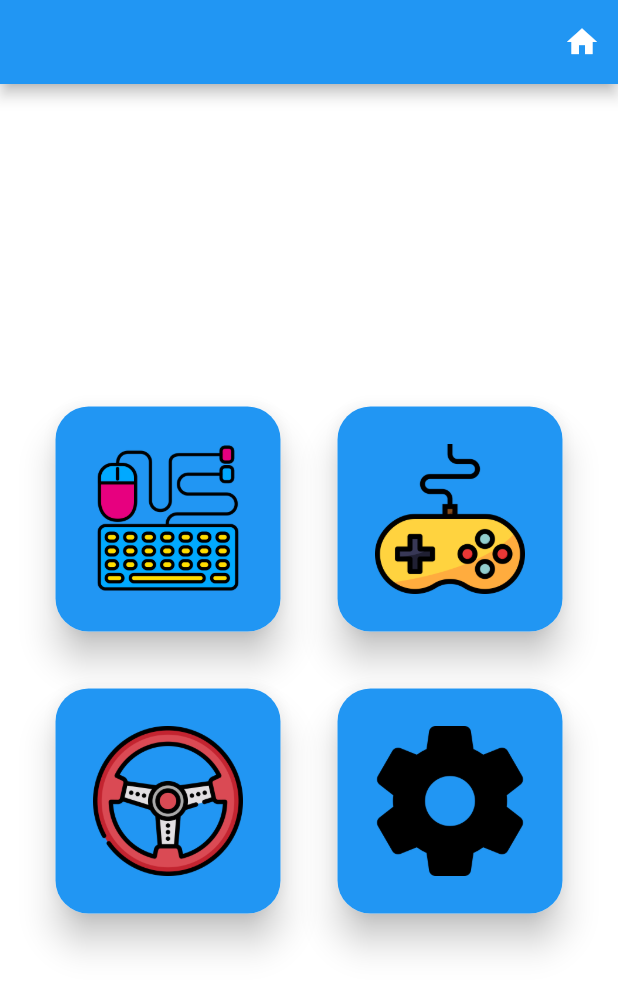
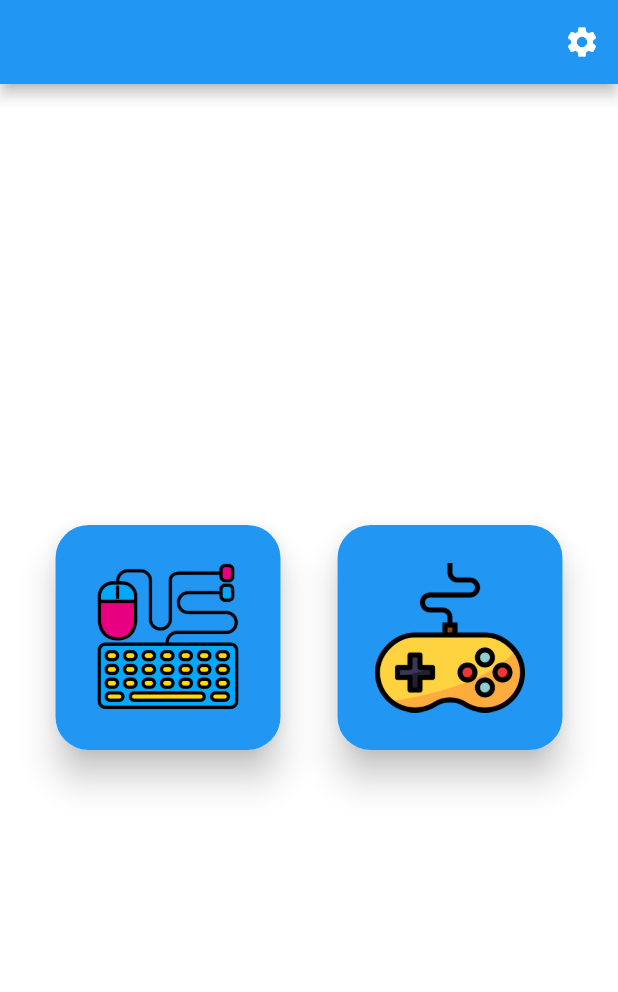
Before and after one commit to JoaoPauloPrata/controleremoto, a Flutter app: the screen it shows after launch, on a phone screen of 412 x 824 dp. Shown: the top 992 px of the screen. Run offline on Flutter 3.47's test engine with Material 2 defaults, Android fonts, the phone set to English and light mode, and no system bars; our stand-ins replace sensors_plus, sqflite; accounts and stored records are empty.

Commit message:
Deixando visiveis apenas funcionalidade prontas- primeira versão app para playstore

```diff
--- a/controle/lib/infra/control_requests.dart
+++ b/controle/lib/infra/control_requests.dart
@@ -5,12 +5,12 @@ import 'package:http/http.dart' as http;
 class ControlRequests {
   ControlRequests();
 
-  void sendComand(String route, Map? body) {
+  Future sendComand(String route, Map? body) {
     String baseUrl = "http://192.168.5.192:8000";
     if (body == null) {
-      http.post(Uri.parse('${baseUrl}/${route}'));
+      return http.post(Uri.parse('${baseUrl}/${route}'));
     } else {
-      http.post(Uri.parse('${baseUrl}/${route}'),
+      return http.post(Uri.parse('${baseUrl}/${route}'),
           headers: <String, String>{
             'Content-Type': 'application/json; charset=UTF-8',
           },
--- a/controle/lib/ui/pages/init/init_page.dart
+++ b/controle/lib/ui/pages/init/init_page.dart
@@ -1,5 +1,6 @@
 import 'package:controle/helpers/database_helper.dart';
 import 'package:controle/ui/pages/pages.dart';
+import 'package:controle/ui/pages/steering/steering.dart';
 import 'package:flutter/material.dart';
 import 'package:sqflite/sqflite.dart';
 
@@ -34,10 +35,8 @@ class _InitPageState extends State<InitPage> {
       print(_itens.length);
     }
 
-    loadData();
-    print(_itens.length);
     String joystick = 'assets/images/joystick.png';
-    String volant = 'assets/images/volant.png';
+    String steering = 'assets/images/steering.png';
     String settings = 'assets/images/settings.png';
     String mouseAndKeyboard = 'assets/images/keyboard-and-mouse.png';
     return Scaffold(
@@ -45,7 +44,7 @@ class _InitPageState extends State<InitPage> {
         actions: [
           IconButton(
             onPressed: () {},
-            icon: Icon(Icons.home),
+            icon: Icon(Icons.settings),
           ),
         ],
       ),
@@ -65,16 +64,16 @@ class _InitPageState extends State<InitPage> {
               ],
             ),
             const SizedBox(height: 30),
-            Row(
-              mainAxisAlignment: MainAxisAlignment.center,
-              children: [
-                OptionCard(volant, Container()),
-                const SizedBox(
-                  width: 30,
-                ),
-                OptionCard(settings, Container()),
-              ],
-            ),
+            // Row(
+            //   mainAxisAlignment: MainAxisAlignment.center,
+            //   children: [
+            //     OptionCard(steering, Steering()),
+            //     const SizedBox(
+            //       width: 30,
+            //     ),
+            //     OptionCard(settings, Container()),
+            //   ],
+            // ),
           ],
         ),
       ),
--- a/controle/pubspec.yaml
+++ b/controle/pubspec.yaml
@@ -33,7 +33,7 @@ dependencies:
   control_pad: ^1.1.1+1
   sqflite: ^2.0.2
   path_provider: ^2.0.9
-
+  sensors_plus:
   # The following adds the Cupertino Icons font to your application.
   # Use with the CupertinoIcons class for iOS style icons.
   cupertino_icons: ^1.0.2
@@ -64,7 +64,7 @@ flutter:
   assets:
     - assets/images/keyboard-and-mouse.png
     - assets/images/settings.png
-    - assets/images/volant.png
+    - assets/images/steering.png
     - assets/images/joystick.png
 
 
```
Also changed, not shown: controle/lib/ui/pages/steering/steering.dart (added, +111 -0 lines), controle/assets/images/steering.png (renamed from controle/assets/images/volant.png), controle/pubspec.lock.
